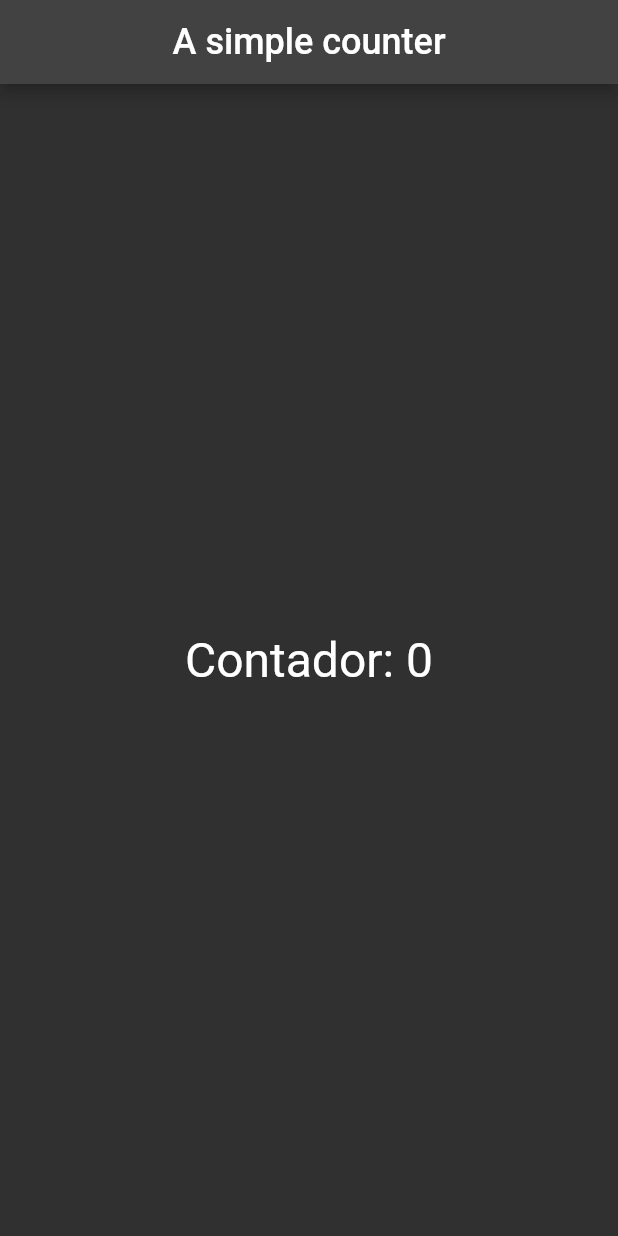
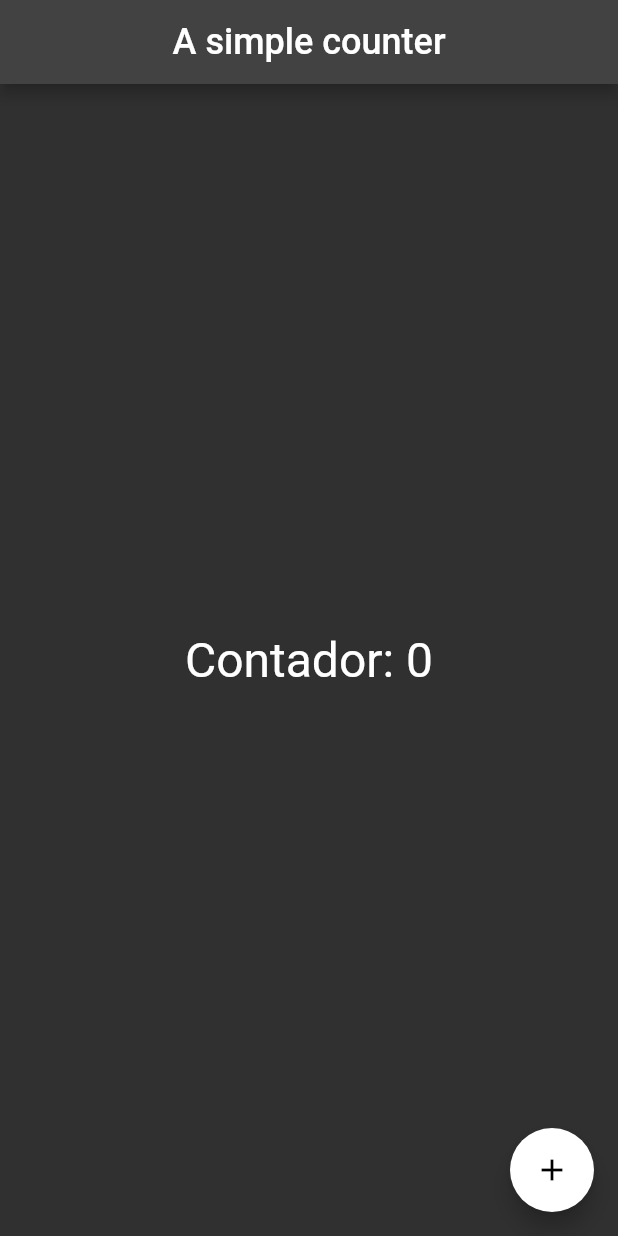
Before and after one commit to ericarodrigs/flutterando, a Flutter app: the screen it shows after launch, on a phone screen of 412 x 824 dp. Run offline on Flutter 3.47's test engine with Material 2 defaults, Android fonts, the phone set to English and light mode, and no system bars.

Commit message:
Another counter example

```diff
--- a/counter/lib/home_page.dart
+++ b/counter/lib/home_page.dart
@@ -18,18 +18,20 @@ class _MyHomePageState extends State<MyHomePage> {
         title: const Text('A simple counter', style: TextStyle(fontSize: 24),),
       ),
       body: Center(
-        child: GestureDetector(
         child: Text(
           'Contador: $counter',
-            style: TextStyle(fontSize: 32),
+          style: const TextStyle(fontSize: 32),
         ),
-          onTap: (){
+      ),
+      floatingActionButton: FloatingActionButton(
+        backgroundColor: Colors.white,
+        child: const Icon(Icons.add),
+        onPressed: (){
           setState(() {
             counter++;
           });
         },
       ),
-      ),
     );
   }
 }
```
Lines whose indentation alone changed are shown as unchanged.
